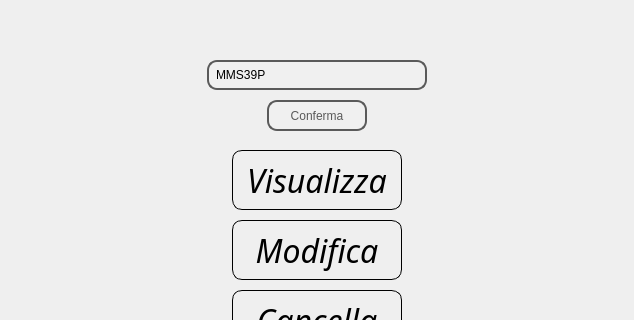
Above: Progetto/Qt/gest_pren_cli.ui from manufara/Ingegneria-del-Software before the change; both pictures show x 0 to 634 and y 0 to 320 of the 634 by 480 pixel window. Below: the same form after it.
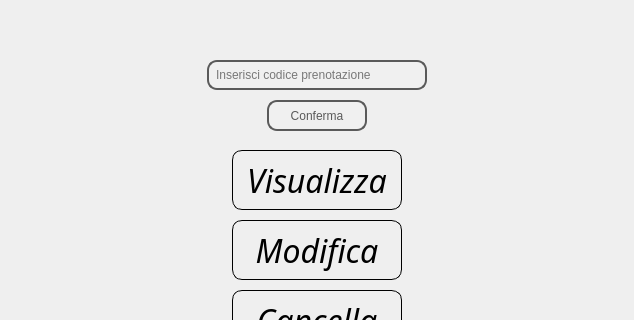
That is the form after the change. Icons and pictures are not drawn.

Patch:
```diff
--- a/Progetto/Qt/gest_pren_cli.ui
+++ b/Progetto/Qt/gest_pren_cli.ui
@@ -182,7 +182,7 @@
             }</string>
     </property>
     <property name="text">
-     <string>MMS39P</string>
+     <string/>
     </property>
     <property name="placeholderText">
      <string>Inserisci codice prenotazione</string>
```
